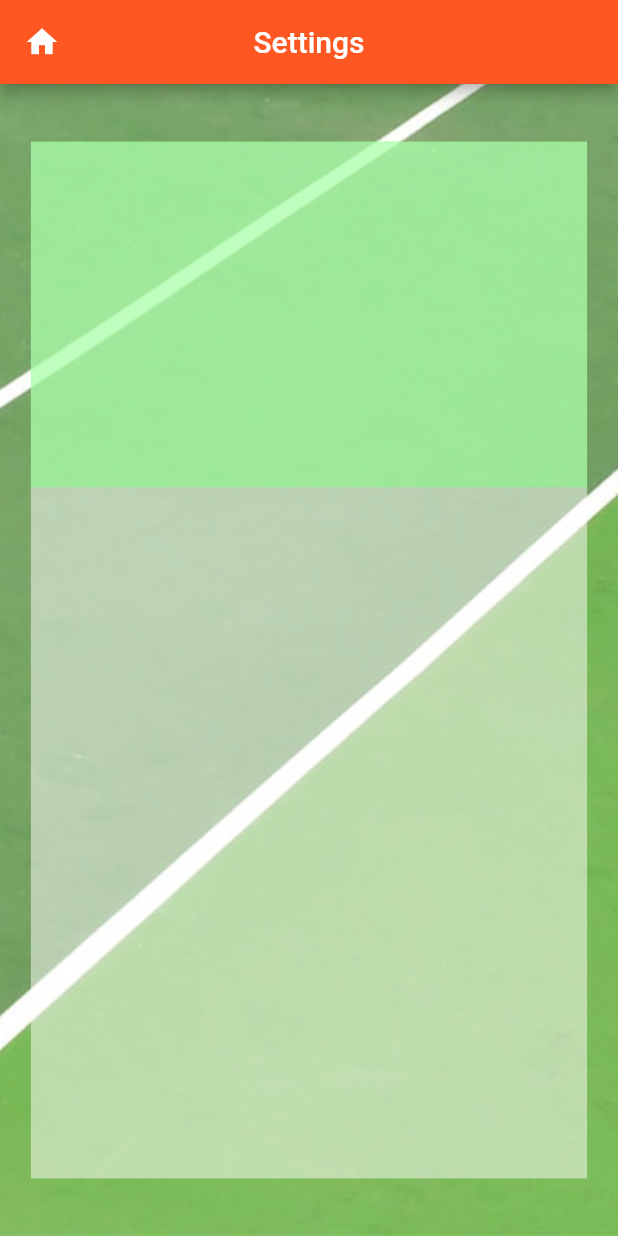
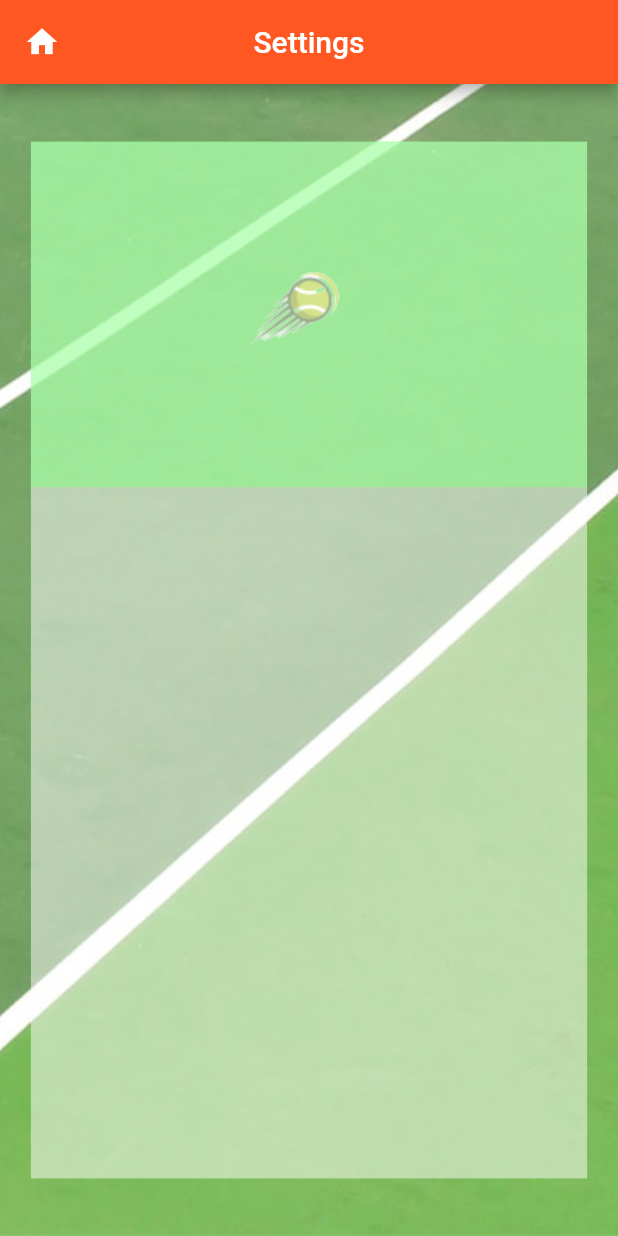
Before and after one commit to G-mi/PVT, a Flutter app: the Settings screen opened directly, on a phone screen of 412 x 824 dp. Run offline on Flutter 3.47's test engine with Material 2 defaults, Android fonts, the phone set to English and light mode, and no system bars; missing offline and left inert: dart:html.

Commit message:
Basic settings screen

```diff
--- a/lib/Settings.dart
+++ b/lib/Settings.dart
@@ -47,10 +47,13 @@ class _SettingsState extends State<Settings> {
                         child: Container(
                             color: Color.fromRGBO(0, 255, 0, 0.5),
                             //Todo: add list of matches.
+                          child: Container(
+                              width: 100,
+                              height: 200,
+                              child: Image.asset('images/tennisball.png')),
 
                         ),
                     ),
-
                  FractionallySizedBox(
                       widthFactor: 0.9,
                       heightFactor: 0.9,
@@ -59,6 +62,7 @@ class _SettingsState extends State<Settings> {
                           //Todo: add list of matches.
 
                       ),
+
                   ),
               ],
           ),
```
